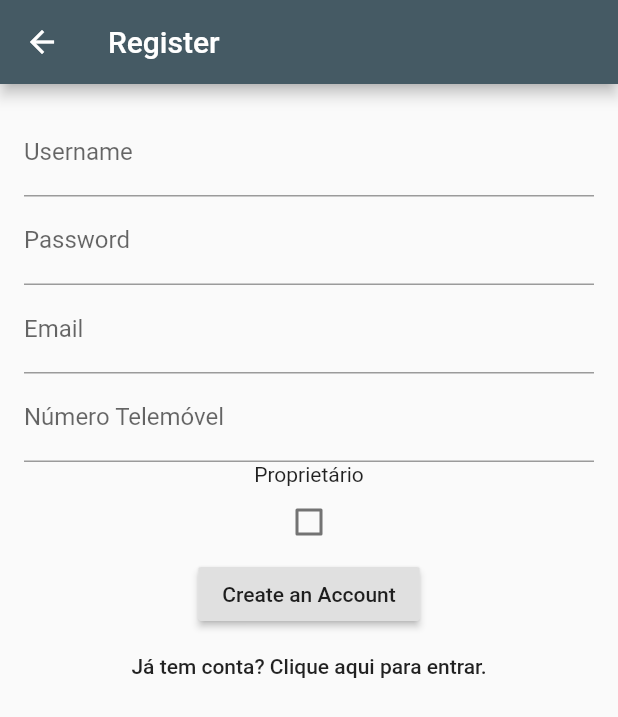
After one commit to franciscoxaviersp/palotapp, a Flutter app: the screen it shows after launch, after a tap on "Não tem conta? Clique aqui para se regis", on a phone screen of 412 x 824 dp. The commit adds this screen. Shown: the top 717 px of the screen. Run offline on Flutter 3.47's test engine with Material 2 defaults, Android fonts, the phone set to English and light mode, and no system bars; our stand-ins replace font_awesome_flutter, google_maps_flutter; network calls fail.

Commit message:
changes in login/register screens; started data classes

```diff
--- a/parkingalot/lib/login.dart
+++ b/parkingalot/lib/login.dart
@@ -186,7 +186,7 @@ class _LoginPageState extends State<LoginPage> {
         else{
           Navigator.push(
             context,
-            MaterialPageRoute(builder: (context) => HomePage()),
+            MaterialPageRoute(builder: (context) => HomePage(null)),
           );
         }
 
--- a/parkingalot/lib/main.dart
+++ b/parkingalot/lib/main.dart
@@ -1,5 +1,5 @@
 import 'package:flutter/material.dart';
-import 'login.dart';
+import 'signin.dart';
 
 void main() => runApp(MyApp());
 
--- /dev/null
+++ b/parkingalot/lib/register.dart
@@ -0,0 +1,299 @@
+import 'dart:convert';
+
+import 'package:flutter/material.dart';
+import 'package:http/http.dart' as http;
+import 'utils.dart';
+
+class Register extends StatelessWidget {
+  @override
+  Widget build(BuildContext context) {
+    return Scaffold(
+      appBar: AppBar(
+        /*leading: IconButton(
+            icon: Icon(FontAwesomeIcons.arrowLeft),
+            onPressed: () {
+              Navigator.pop(context);
+            }),*/
+        title: Text("Register"),
+      ),
+      body: new RegisterPage(),
+    );
+  }
+}
+
+class RegisterPage extends StatefulWidget {
+  @override
+  State<StatefulWidget> createState() => new _RegisterPageState();
+}
+
+class _RegisterPageState extends State<RegisterPage> {
+
+  final TextEditingController _usernameFilter = new TextEditingController();
+  final TextEditingController _passwordFilter = new TextEditingController();
+  final TextEditingController _emailFilter = new TextEditingController();
+  final TextEditingController _phoneFilter = new TextEditingController();
+  String _username = "";
+  String _password = "";
+  String _email = "";
+  String _phone = "";
+  bool _type = false;
+  //String url = 'http://192.168.43.60:5000/';
+  String url = 'http://10.0.2.2:5000/';
+
+  _RegisterPageState() {
+    _usernameFilter.addListener(_usernameListen);
+    _passwordFilter.addListener(_passwordListen);
+    _emailFilter.addListener(_emailListen);
+    _phoneFilter.addListener(_phoneListen);
+  }
+
+  void _usernameListen() {
+    if (_usernameFilter.text.isEmpty) {
+      _username = "";
+    } else {
+      _username = _usernameFilter.text;
+    }
+  }
+
+  void _passwordListen() {
+    if (_passwordFilter.text.isEmpty) {
+      _password = "";
+    } else {
+      _password = _passwordFilter.text;
+    }
+  }
+
+  void _emailListen() {
+    if (_emailFilter.text.isEmpty) {
+      _email = "";
+    } else {
+      _email = _emailFilter.text;
+    }
+  }
+
+  void _phoneListen() {
+    if (_phoneFilter.text.isEmpty) {
+      _phone = "";
+    } else {
+      _phone = _phoneFilter.text;
+    }
+  }
+
+  void _goToLogin() async {
+    Navigator.pop(context);
+  }
+
+  @override
+  Widget build(BuildContext context) {
+    return new Scaffold(
+      body: new Container(
+        padding: EdgeInsets.all(16.0),
+        child: new Column(
+          children: <Widget>[
+            _buildTextFields(),
+            _buildButtons(),
+          ],
+        ),
+      ),
+    );
+  }
+
+  Widget _buildTextFields() {
+    String result1="";
+    String result2="";
+    String result3="";
+    String result4="";
+
+    return new Container(
+      child: SingleChildScrollView(
+        child: new Column(
+          children: <Widget>[
+            new Container(
+              child: new TextField(
+                key: Key('userkey'),
+                controller: _usernameFilter,
+                decoration: new InputDecoration(
+                    labelText: 'Username'
+                ),
+                onSubmitted: (String str){
+                  setState((){
+                    result1 = result1 + '\n' + str;
+                  });
+                  _usernameFilter.text = "";
+                },
+              ),
+            ),
+            new Container(
+              child: new TextField(
+                key: Key('passkey'),
+                controller: _passwordFilter,
+                decoration: new InputDecoration(
+                    labelText: 'Password'
+                ),
+                onSubmitted: (String str){
+                  setState((){
+                    result2 = result2 + '\n' + str;
+                  });
+                  _usernameFilter.text = "";
+                },
+                obscureText: true,
+              ),
+            ),
+            new Container(
+              child: new TextField(
+                controller: _emailFilter,
+                decoration: new InputDecoration(
+                    labelText: 'Email'
+                ),
+                onSubmitted: (String str){
+                  setState((){
+                    result3 = result3 + '\n' + str;
+                  });
+                  _emailFilter.text = "";
+                },
+              ),
+            ),
+            new Container(
+              child: new TextField(
+                controller: _phoneFilter,
+                decoration: new InputDecoration(
+                    labelText: 'Número Telemóvel'
+                ),
+                onSubmitted: (String str){
+                  setState((){
+                    result4 = result4 + '\n' + str;
+                  });
+                  _phoneFilter.text = "";
+                },
+              ),
+            ),
+            new Text("Proprietário"),
+            new Checkbox(
+              value: _type,
+              onChanged: (bool value) {
+                setState(() {
+                  _type=value;
+                });
+              },
+            )
+          ],
+        ),
+      ),
+    );
+  }
+
+  Widget _buildButtons() {
+    return new Container(
+        child: new Column(
+            children: <Widget>[
+              new RaisedButton(
+                key: Key('regbtn'),
+                child: new Text('Create an Account'),
+                onPressed: _createAccountPressed,
+              ),
+              new FlatButton(
+                key: Key('gotolog'),
+                child: new Text('Já tem conta? Clique aqui para entrar.'),
+                onPressed: _goToLogin,
+              )
+            ]
+        )
+    );
+  }
+
+  // These functions can self contain any user auth logic required, they all have access to _username and _password
+
+  void _createAccountPressed () async{
+    String post = url+'createUser';
+    print('The user wants to create an accoutn with $_username and $_password');
+    Map map = {
+      "user": _username,
+      "password": _password,
+      "email": _email,
+      "phone": _phone,
+      "especial": _type?"true":"false"
+    };
+    print(map);
+    var validUser;
+    var response = await http.post(Uri.encodeFull(post),headers: {"Content-Type": "application/json"}, body: utf8.encode(jsonEncode(map)) );
+
+    if(response.statusCode>=200 && response.statusCode<=400){
+      validUser=jsonDecode(response.body);
+      if (validUser['exist_error'] == "false"){
+        _showDialogCreateUsername(context);
+      }
+      else{
+        _showDialogCreateSuccess(context);
+      }
+    }
+    else{
+      _conectionFailure(context);
+      //throw new Exception("Error while fetching data");
+    }
+  }
+
+  _showDialogCreateUsername(context){
+    showDialog(
+        context:context,
+        builder: ( BuildContext context){
+          return AlertDialog(
+            key: Key('userexistsAlert'),
+            title: new Text("Username invalid!"),
+            content: new Text("Username already exists"),
+            actions: <Widget>[
+              new FlatButton(
+                onPressed: (){
+                  Navigator.of(context).pop();
+                },
+                child: new Text("Close"),
+
+              ),
+            ],
+          );
+        }
+    );
+  }
+  _showDialogCreateSuccess(context){
+    showDialog(
+        context:context,
+        builder: ( BuildContext context){
+          return AlertDialog(
+            key: Key('createdAlert'),
+            title: new Text("Account created with success!"),
+            actions: <Widget>[
+              new FlatButton(
+                onPressed: (){
+                  Navigator.of(context).pop();
+                  _goToLogin();
+                },
+                child: new Text("Continuar para o login"),
+
+              ),
+            ],
+          );
+        }
+    );
+  }
+
+  _conectionFailure(context){
+    showDialog(
+        context:context,
+        builder: ( BuildContext context){
+          return AlertDialog(
+            key: Key('connectionAlert'),
+            title: new Text("Erro de ligação"),
+            actions: <Widget>[
+              new FlatButton(
+                onPressed: (){
+                  Navigator.of(context).pop();
+                },
+                child: new Text("Ok"),
+
+              ),
+            ],
+          );
+        }
+    );
+  }
+
+}
--- /dev/null
+++ b/parkingalot/lib/signin.dart
@@ -0,0 +1,252 @@
+import 'dart:convert';
+
+import 'package:flutter/material.dart';
+import 'package:http/http.dart' as http;
+import 'package:parkingalot/homepage.dart';
+import 'package:parkingalot/register.dart';
+import 'utils.dart';
+
+class Login extends StatelessWidget {
+  @override
+  Widget build(BuildContext context) {
+    return Scaffold(
+      appBar: AppBar(
+        /*leading: IconButton(
+            icon: Icon(FontAwesomeIcons.arrowLeft),
+            onPressed: () {
+              Navigator.pop(context);
+            }),*/
+        title: Text("Login"),
+      ),
+      body: new LoginPage(),
+    );
+  }
+}
+
+class LoginPage extends StatefulWidget {
+  @override
+  State<StatefulWidget> createState() => new _LoginPageState();
+}
+
+class _LoginPageState extends State<LoginPage> {
+
+  final TextEditingController _usernameFilter = new TextEditingController();
+  final TextEditingController _passwordFilter = new TextEditingController();
+  String _username = "";
+  String _password = "";
+  //String url = 'http://192.168.43.60:5000/';
+  String url = 'http://10.0.2.2:5000/';
+
+  _LoginPageState() {
+    _usernameFilter.addListener(_usernameListen);
+    _passwordFilter.addListener(_passwordListen);
+  }
+
+  void _usernameListen() {
+    if (_usernameFilter.text.isEmpty) {
+      _username = "";
+    } else {
+      _username = _usernameFilter.text;
+    }
+  }
+
+  void _passwordListen() {
+    if (_passwordFilter.text.isEmpty) {
+      _password = "";
+    } else {
+      _password = _passwordFilter.text;
+    }
+  }
+
+  void _goToRegister() async {
+    Navigator.push(
+      context,
+      MaterialPageRoute(builder: (context) => Register()),
+    );
+  }
+
+  @override
+  Widget build(BuildContext context) {
+    return new Scaffold(
+      body: new Container(
+        padding: EdgeInsets.all(16.0),
+        child: new Column(
+          children: <Widget>[
+            _buildTextFields(),
+            _buildButtons(),
+          ],
+        ),
+      ),
+    );
+  }
+
+  Widget _buildTextFields() {
+    String result1="";
+    String result2="";
+
+    return new Container(
+      child: new Column(
+        children: <Widget>[
+          new Container(
+            child: new TextField(
+              key: Key('userkey'),
+              controller: _usernameFilter,
+              decoration: new InputDecoration(
+                  labelText: 'Username'
+              ),
+              onSubmitted: (String str){
+                setState((){
+                  result1 = result1 + '\n' + str;
+                });
+                _usernameFilter.text = "";
+              },
+            ),
+          ),
+          new Container(
+            child: new TextField(
+              key: Key('passkey'),
+              controller: _passwordFilter,
+              decoration: new InputDecoration(
+                  labelText: 'Password'
+              ),
+              onSubmitted: (String str){
+                setState((){
+                  result2 = result2 + '\n' + str;
+                });
+                _usernameFilter.text = "";
+              },
+              obscureText: true,
+            ),
+          )
+        ],
+      ),
+    );
+  }
+
+  Widget _buildButtons() {
+    return new Container(
+        child: new Column(
+            children: <Widget>[
+              new RaisedButton(
+                key: Key('logbtn'),
+                child: new Text('Log in'),
+                onPressed: _loginPressed,
+              ),
+              new FlatButton(
+                key: Key('gotoreg'),
+                child: new Text('Não tem conta? Clique aqui para se registar.'),
+                onPressed: _goToRegister,
+              )
+            ]
+        )
+    );
+  }
+
+  // These functions can self contain any user auth logic required, they all have access to _username and _password
+
+  void _loginPressed () {
+    String post = url+'login?user=$_username';
+    print('The user wants to log in $_username and $_password');
+
+    void makeRequest() async {
+      var response = await http.get(Uri.encodeFull(post));
+      var validResponse;
+      if(response.statusCode>=200 && response.statusCode<=400){
+        validResponse=jsonDecode(response.body);
+        print(validResponse);
+        //add password encryption
+        print(validResponse['password']);
+        if (validResponse['exist_error'] != "false"){
+          _showDialogLoginUsername(context);
+          return;
+        }else if(validResponse['password'] != _password){
+          _showDialogLoginPassword(context);
+          return;
+        }
+        else{
+          /*Navigator.push(
+            context,
+            MaterialPageRoute(builder: (context) => HomePage()),
+          );*/
+          response = await http.get(Uri.encodeFull(post));
+          if(response.statusCode>=200 && response.statusCode<=400){
+            validResponse = jsonDecode(response.body);
+            //TODO construct User (regular or Proprietary)
+            var user;
+            Navigator.push(
+              context,
+              MaterialPageRoute(builder: (context) => HomePage(user)),
+            );
+          }
+        }
+
+      }
+      //throw new Exception("Error while fetching data");
+      _conectionFailure(context);
+    }
+    makeRequest();
+  }
+
+  _showDialogLoginPassword(context){
+    showDialog(
+        context:context,
+        builder: ( BuildContext context){
+          return AlertDialog(
+            key: Key('badpassAlert'),
+            title: new Text("Wrong password!"),
+            actions: <Widget>[
+              new FlatButton(
+                onPressed: (){
+                  Navigator.of(context).pop();
+                },
+                child: new Text("Close"),
+
+              ),
+            ],
+          );
+        }
+    );
+  }
+  _showDialogLoginUsername(context){
+    showDialog(
+        context:context,
+        builder: ( BuildContext context){
+          return AlertDialog(
+            key: Key('nouserAlert'),
+            title: new Text("User doesn't exist!"),
+            actions: <Widget>[
+              new FlatButton(
+                onPressed: (){
+                  Navigator.of(context).pop();
+                },
+                child: new Text("Close"),
+
+              ),
+            ],
+          );
+        }
+    );
+  }
+
+  _conectionFailure(context){
+    showDialog(
+        context:context,
+        builder: ( BuildContext context){
+          return AlertDialog(
+            key: Key('connectionAlert'),
+            title: new Text("Erro de ligação"),
+            actions: <Widget>[
+              new FlatButton(
+                onPressed: (){
+                  Navigator.of(context).pop();
+                },
+                child: new Text("Ok"),
+
+              ),
+            ],
+          );
+        }
+    );
+  }
+
+}
--- a/parkingalot/pubspec.yaml
+++ b/parkingalot/pubspec.yaml
@@ -19,8 +19,12 @@ environment:
 dependencies:
   flutter:
     sdk: flutter
+  flutter_driver:
+    sdk: flutter
+  test: any
   google_maps_flutter: ^0.5.5
   font_awesome_flutter: 8.0.0
+  http: ^0.12.0+2
   # The following adds the Cupertino Icons font to your application.
   # Use with the CupertinoIcons class for iOS style icons.
   cupertino_icons: ^0.1.2
```
Also changed, not shown: parkingalot/lib/homepage.dart (+9 -1 lines), parkingalot/lib/utils.dart (added, +48 -0 lines), parkingalot/test_driver/app.dart (added, +9 -0 lines), parkingalot/test_driver/app_test.dart (added, +24 -0 lines).
